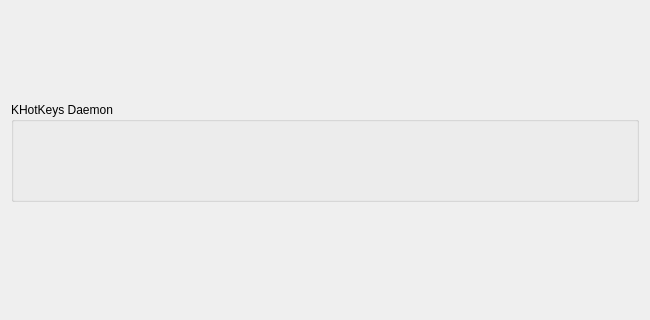
First picture: the form in kcm_hotkeys/ui/global_settings_widget.ui, repository KDE/khotkeys, before the edit; both pictures show x 0 to 650 and y 212 to 532 of the 650 by 729 pixel window.
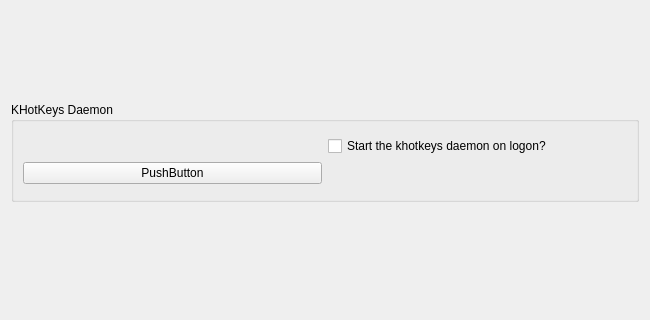
Second picture: the form after the edit.

```diff
--- a/kcm_hotkeys/ui/global_settings_widget.ui
+++ b/kcm_hotkeys/ui/global_settings_widget.ui
@@ -12,7 +12,7 @@
   <property name="windowTitle" >
    <string>Form</string>
   </property>
-  <layout class="QVBoxLayout" name="verticalLayout" >
+  <layout class="QVBoxLayout" name="verticalLayout_2" >
    <item>
     <widget class="QGroupBox" name="groupBox" >
      <property name="sizePolicy" >
@@ -30,7 +30,33 @@
      <property name="title" >
       <string>KHotKeys Daemon</string>
      </property>
-     <layout class="QHBoxLayout" name="horizontalLayout" />
+     <layout class="QVBoxLayout" name="verticalLayout" >
+      <item>
+       <layout class="QGridLayout" name="gridLayout" >
+        <item row="0" column="1" >
+         <widget class="QCheckBox" name="enabled" >
+          <property name="text" >
+           <string>Start the khotkeys daemon on logon?</string>
+          </property>
+         </widget>
+        </item>
+        <item row="1" column="1" >
+         <widget class="QLabel" name="label" >
+          <property name="text" >
+           <string/>
+          </property>
+         </widget>
+        </item>
+        <item row="1" column="0" >
+         <widget class="QPushButton" name="daemon" >
+          <property name="text" >
+           <string>PushButton</string>
+          </property>
+         </widget>
+        </item>
+       </layout>
+      </item>
+     </layout>
     </widget>
    </item>
   </layout>
```
